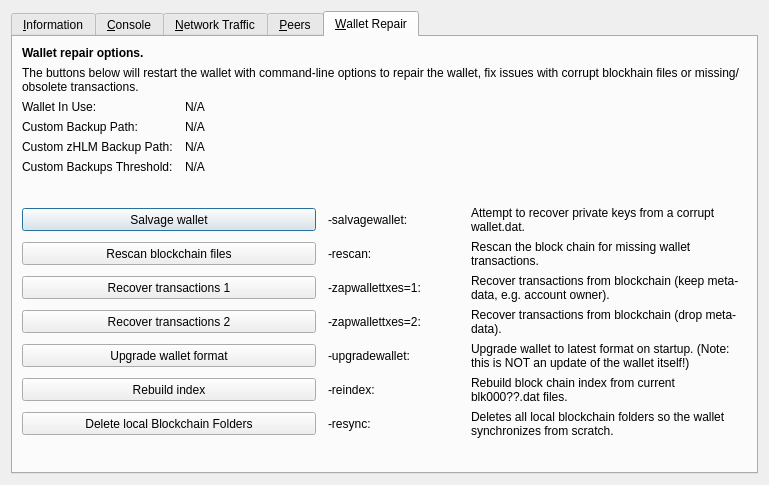
First picture: the form in src/qt/forms/rpcconsole.ui, repository ortchi42/xsecurus, before the edit.
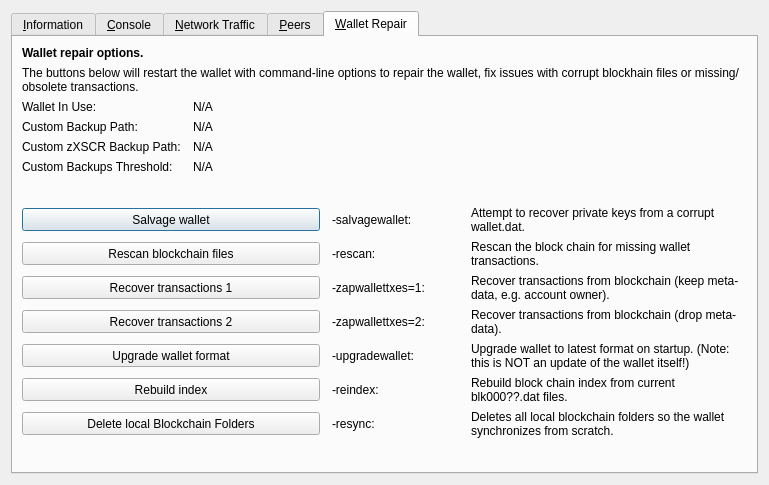
Second picture: the form after the edit. The open tabs and pages were chosen to show the change. Icons and pictures are not drawn. Custom widgets are drawn as their Qt base class.

Diff of the .ui file:
```diff
--- a/src/qt/forms/rpcconsole.ui
+++ b/src/qt/forms/rpcconsole.ui
@@ -1328,7 +1328,7 @@
        <item row="4" column="0">
         <widget class="QLabel" name="wallet_customzhlmbackuppath_label">
          <property name="text">
-          <string>Custom zHLM Backup Path:</string>
+          <string>Custom zXSCR Backup Path:</string>
          </property>
          <property name="visible">
           <bool>false</bool>
```
Left out of the diff: 4 changed lines with no effect on the pictures.
